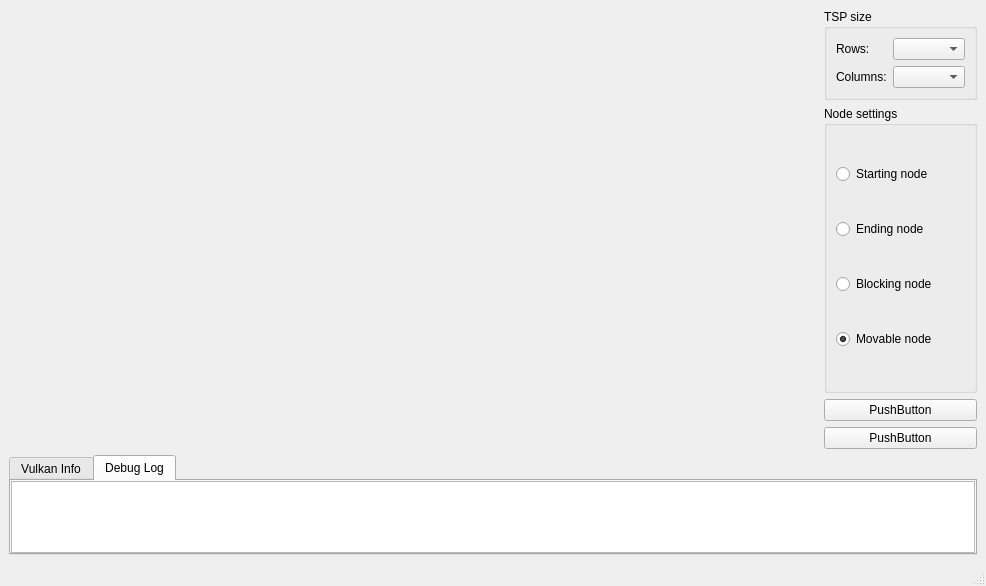
Above: src/mainwindow.ui from seonghyun2457/QtVulkanPathFinder before the change. Below: the same form after it.
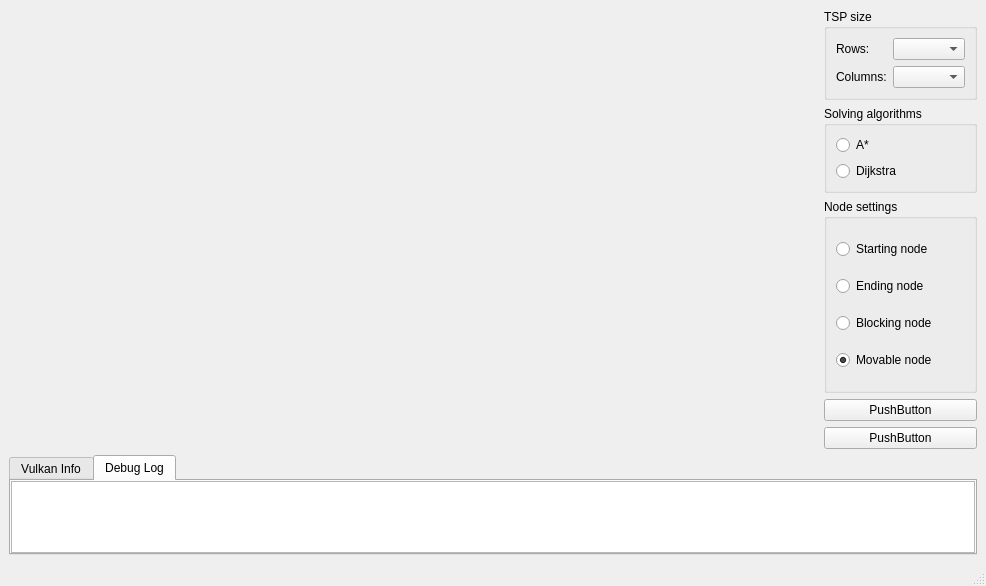
That is the form after the change. Custom widgets are drawn as their Qt base class.

Commit message: create solver groupbox

What changed in the file:
```diff
--- a/src/mainwindow.ui
+++ b/src/mainwindow.ui
@@ -31,7 +31,7 @@
        </widget>
       </item>
       <item>
-       <layout class="QVBoxLayout" name="verticalLayout" stretch="1,8,0,0">
+       <layout class="QVBoxLayout" name="verticalLayout" stretch="1,0,8,0,0">
         <item>
          <widget class="QGroupBox" name="gbTspSize">
           <property name="title">
@@ -61,6 +61,29 @@
           </layout>
          </widget>
         </item>
+        <item>
+         <widget class="QGroupBox" name="SolvingAlgorithms">
+          <property name="title">
+           <string>Solving algorithms</string>
+          </property>
+          <layout class="QVBoxLayout" name="verticalLayout_3">
+           <item>
+            <widget class="QRadioButton" name="solverAStar">
+             <property name="text">
+              <string>A*</string>
+             </property>
+            </widget>
+           </item>
+           <item>
+            <widget class="QRadioButton" name="solverDijkstra">
+             <property name="text">
+              <string>Dijkstra</string>
+             </property>
+            </widget>
+           </item>
+          </layout>
+         </widget>
+        </item>
         <item>
          <widget class="QGroupBox" name="gbNodeSettings">
           <property name="title">
```
